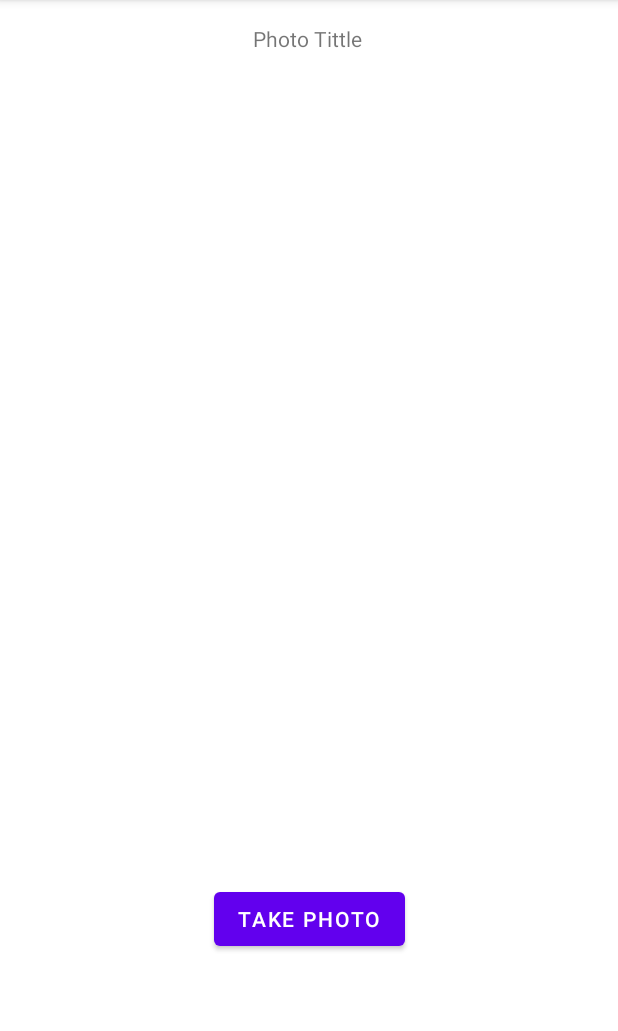
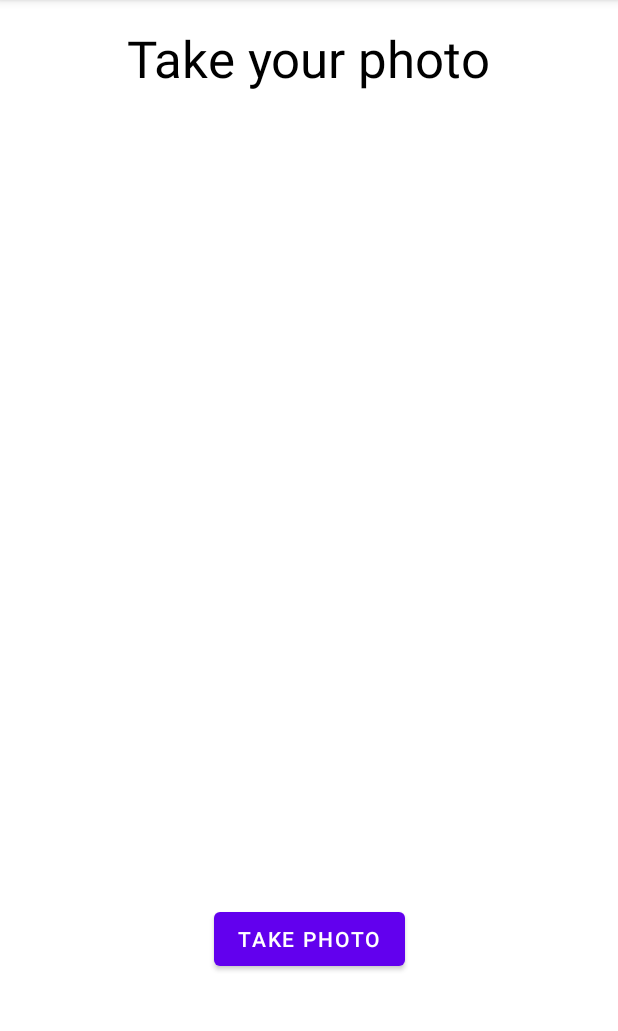
Before and after one commit to diogovsmartins/AppMedidorDePassos, an Android app: the CameraActivity screen opened directly, with no data from a screen before it, on a phone screen of 412 x 824 dp, the part 84-1115 px from its top. Run offline under Robolectric (Android 15) with nearby library versions, the phone set to English and light mode, and no system bars.

Commit message:
fixing some texts and stuff

```diff
--- a/app/src/main/java/com/example/appmedidordepassos/CameraActivity.kt
+++ b/app/src/main/java/com/example/appmedidordepassos/CameraActivity.kt
@@ -2,7 +2,6 @@ package com.example.appmedidordepassos
 
 import android.app.Activity
 import android.content.Intent
-import android.graphics.Bitmap
 import android.graphics.BitmapFactory
 import androidx.appcompat.app.AppCompatActivity
 import android.os.Bundle
@@ -24,7 +23,7 @@ class CameraActivity : AppCompatActivity() {
         super.onCreate(savedInstanceState)
         setContentView(R.layout.activity_camera)
 
-        var btn=findViewById<Button>(R.id.take_photo_button)
+        val btn=findViewById<Button>(R.id.take_photo_button)
         btn.setOnClickListener {
             val takePictureIntent=Intent(MediaStore.ACTION_IMAGE_CAPTURE)
             photoFile=getPhotoFile(FILE_NAME)
--- a/app/src/main/res/layout/activity_camera.xml
+++ b/app/src/main/res/layout/activity_camera.xml
@@ -28,6 +28,8 @@
         android:layout_height="wrap_content"
         android:layout_marginTop="16dp"
         android:text="@string/photo_tittle"
+        android:textAppearance="@style/TextAppearance.AppCompat.Display1"
+        android:textColor="@color/black"
         app:layout_constraintEnd_toEndOf="parent"
         app:layout_constraintHorizontal_bias="0.498"
         app:layout_constraintStart_toStartOf="parent"
@@ -37,8 +39,8 @@
         android:id="@+id/take_photo_button"
         android:layout_width="wrap_content"
         android:layout_height="wrap_content"
+        android:onClick="takePhoto"
         android:text="@string/take_photo"
-        android:onClick="takePhoto"
         app:layout_constraintBottom_toBottomOf="parent"
         app:layout_constraintEnd_toEndOf="parent"
         app:layout_constraintStart_toStartOf="parent"
--- a/app/src/main/res/values/strings.xml
+++ b/app/src/main/res/values/strings.xml
@@ -5,6 +5,7 @@
     <string name="camera">Camera</string>
     <string name="steps_counter_view">steps counter view</string>
     <string name="take_photo">Take Photo</string>
-    <string name="photo_tittle">Photo Tittle</string>
+    <string name="photo_tittle">Take your photo</string>
     <string name="photo_view">photo view</string>
+    <string name="total_steps_message">Total steps message</string>
 </resources>
```
